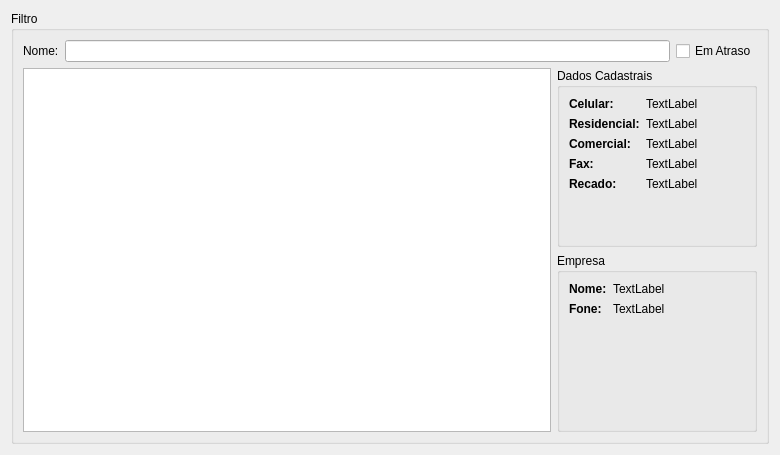
Above: clientelist.ui from alexandrepossebom/qsc before the change. Below: the same form after it.
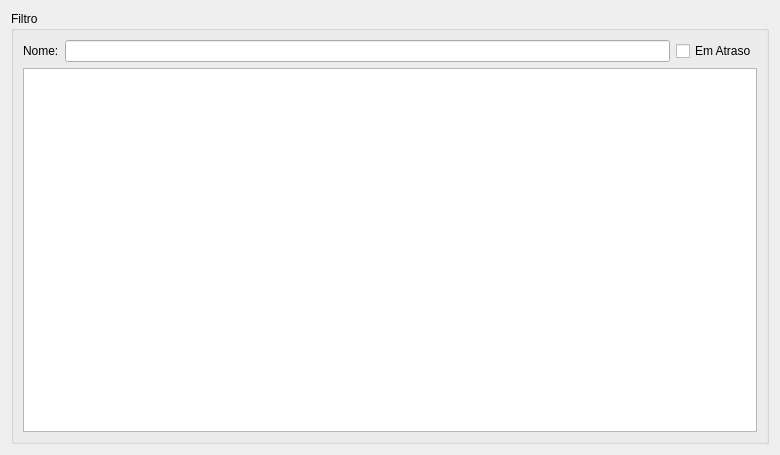
That is the form after the change.

```diff
--- a/clientelist.ui
+++ b/clientelist.ui
@@ -19,7 +19,7 @@
      <property name="title">
       <string>Filtro</string>
      </property>
-     <layout class="QVBoxLayout" name="verticalLayout_2">
+     <layout class="QVBoxLayout" name="verticalLayout">
       <item>
        <layout class="QHBoxLayout" name="horizontalLayout_2">
         <item>
@@ -42,183 +42,11 @@
        </layout>
       </item>
       <item>
-       <layout class="QHBoxLayout" name="horizontalLayout">
-        <item>
-         <widget class="QColumnView" name="columnView">
-          <property name="editTriggers">
-           <set>QAbstractItemView::NoEditTriggers</set>
-          </property>
-         </widget>
-        </item>
-        <item>
-         <layout class="QVBoxLayout" name="verticalLayout">
-          <item>
-           <widget class="QGroupBox" name="groupBox_2">
-            <property name="minimumSize">
-             <size>
-              <width>200</width>
-              <height>0</height>
-             </size>
-            </property>
-            <property name="title">
-             <string>Dados Cadastrais</string>
-            </property>
-            <layout class="QFormLayout" name="formLayout_2">
-             <item row="0" column="0">
-              <widget class="QLabel" name="label_2">
-               <property name="font">
-                <font>
-                 <weight>75</weight>
-                 <bold>true</bold>
-                </font>
-               </property>
-               <property name="text">
-                <string>Celular:</string>
-               </property>
-              </widget>
-             </item>
-             <item row="0" column="1">
-              <widget class="QLabel" name="labelCelular">
-               <property name="text">
-                <string>TextLabel</string>
-               </property>
-              </widget>
-             </item>
-             <item row="1" column="0">
-              <widget class="QLabel" name="label_3">
-               <property name="font">
-                <font>
-                 <weight>75</weight>
-                 <bold>true</bold>
-                </font>
-               </property>
-               <property name="text">
-                <string>Residencial:</string>
-               </property>
-              </widget>
-             </item>
-             <item row="1" column="1">
-              <widget class="QLabel" name="labelResidencial">
-               <property name="text">
-                <string>TextLabel</string>
-               </property>
-              </widget>
-             </item>
-             <item row="2" column="0">
-              <widget class="QLabel" name="label_4">
-               <property name="font">
-                <font>
-                 <weight>75</weight>
-                 <bold>true</bold>
-                </font>
-               </property>
-               <property name="text">
-                <string>Comercial:</string>
-               </property>
-              </widget>
-             </item>
-             <item row="2" column="1">
-              <widget class="QLabel" name="labelComercial">
-               <property name="text">
-                <string>TextLabel</string>
-               </property>
-              </widget>
-             </item>
-             <item row="3" column="0">
-              <widget class="QLabel" name="label_5">
-               <property name="font">
-                <font>
-                 <weight>75</weight>
-                 <bold>true</bold>
-                </font>
-               </property>
-               <property name="text">
-                <string>Fax:</string>
-               </property>
-              </widget>
-             </item>
-             <item row="3" column="1">
-              <widget class="QLabel" name="labelFax">
-               <property name="text">
-                <string>TextLabel</string>
-               </property>
-              </widget>
-             </item>
-             <item row="4" column="0">
-              <widget class="QLabel" name="label_6">
-               <property name="font">
-                <font>
-                 <weight>75</weight>
-                 <bold>true</bold>
-                </font>
-               </property>
-               <property name="text">
-                <string>Recado:</string>
-               </property>
-              </widget>
-             </item>
-             <item row="4" column="1">
-              <widget class="QLabel" name="labelRecado">
-               <property name="text">
-                <string>TextLabel</string>
-               </property>
-              </widget>
-             </item>
-            </layout>
-           </widget>
-          </item>
-          <item>
-           <widget class="QGroupBox" name="groupBox_3">
-            <property name="title">
-             <string>Empresa</string>
-            </property>
-            <layout class="QFormLayout" name="formLayout">
-             <item row="0" column="0">
-              <widget class="QLabel" name="label_7">
-               <property name="font">
-                <font>
-                 <weight>75</weight>
-                 <bold>true</bold>
-                </font>
-               </property>
-               <property name="text">
-                <string>Nome:</string>
-               </property>
-              </widget>
-             </item>
-             <item row="0" column="1">
-              <widget class="QLabel" name="labelEmpresaNome">
-               <property name="text">
-                <string>TextLabel</string>
-               </property>
-              </widget>
-             </item>
-             <item row="1" column="0">
-              <widget class="QLabel" name="label_8">
-               <property name="font">
-                <font>
-                 <weight>75</weight>
-                 <bold>true</bold>
-                </font>
-               </property>
-               <property name="text">
-                <string>Fone:</string>
-               </property>
-              </widget>
-             </item>
-             <item row="1" column="1">
-              <widget class="QLabel" name="labelEmpresaFone">
-               <property name="text">
-                <string>TextLabel</string>
-               </property>
-              </widget>
-             </item>
-            </layout>
-           </widget>
-          </item>
-         </layout>
-        </item>
-       </layout>
+       <widget class="QColumnView" name="columnView">
+        <property name="editTriggers">
+         <set>QAbstractItemView::NoEditTriggers</set>
+        </property>
+       </widget>
       </item>
      </layout>
     </widget>
```
